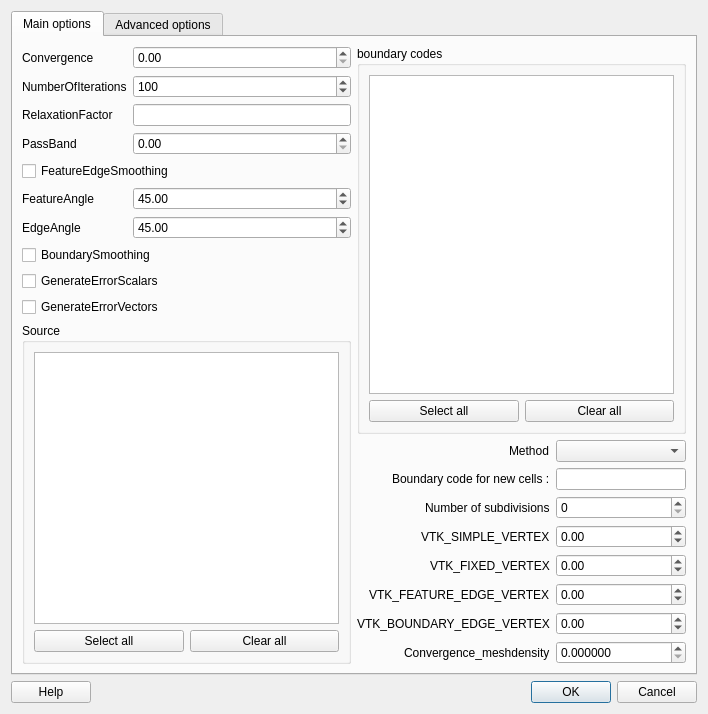
Before: the Qt Designer form guismoothsurface.ui in enGits/engrid, drawn with Qt 5.
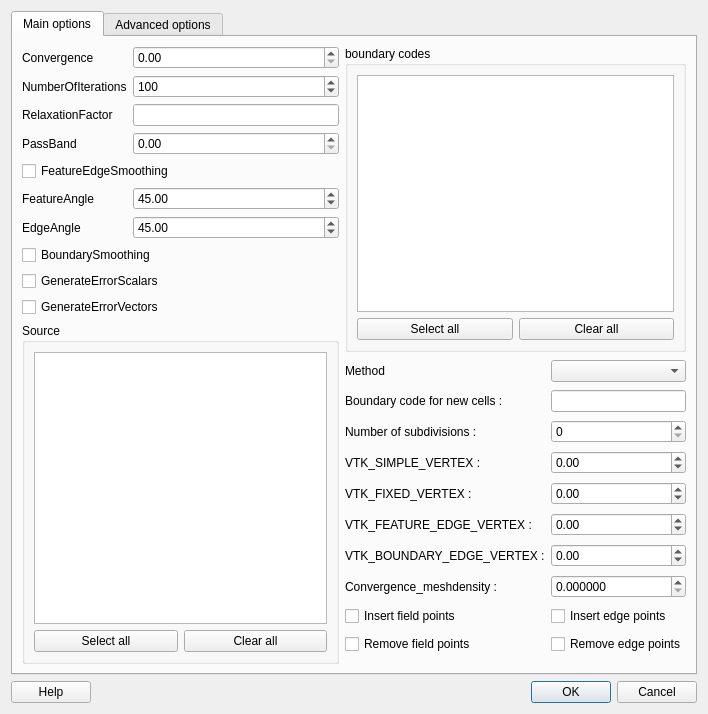
After: the same form once the commit is applied. Icons and pictures are not drawn.

Commit message: Added possibility to activate/deactivate insertion/removal of field/edge points

The edit to the form file:
```diff
--- a/guismoothsurface.ui
+++ b/guismoothsurface.ui
@@ -239,7 +239,7 @@
             <enum>QFormLayout::AllNonFixedFieldsGrow</enum>
            </property>
            <property name="labelAlignment" >
-            <set>Qt::AlignRight|Qt::AlignTrailing|Qt::AlignVCenter</set>
+            <set>Qt::AlignLeading|Qt::AlignLeft|Qt::AlignVCenter</set>
            </property>
            <item row="0" column="0" >
             <widget class="QLabel" name="label_3" >
@@ -280,7 +280,7 @@
            <item row="2" column="0" >
             <widget class="QLabel" name="label_2" >
              <property name="text" >
-              <string>Number of subdivisions</string>
+              <string>Number of subdivisions :</string>
              </property>
             </widget>
            </item>
@@ -290,7 +290,7 @@
            <item row="3" column="0" >
             <widget class="QLabel" name="label_5" >
              <property name="text" >
-              <string>VTK_SIMPLE_VERTEX</string>
+              <string>VTK_SIMPLE_VERTEX :</string>
              </property>
             </widget>
            </item>
@@ -304,21 +304,21 @@
            <item row="4" column="0" >
             <widget class="QLabel" name="label_6" >
              <property name="text" >
-              <string>VTK_FIXED_VERTEX</string>
+              <string>VTK_FIXED_VERTEX :</string>
              </property>
             </widget>
            </item>
            <item row="5" column="0" >
             <widget class="QLabel" name="label_7" >
              <property name="text" >
-              <string>VTK_FEATURE_EDGE_VERTEX</string>
+              <string>VTK_FEATURE_EDGE_VERTEX :</string>
              </property>
             </widget>
            </item>
            <item row="6" column="0" >
             <widget class="QLabel" name="label_9" >
              <property name="text" >
-              <string>VTK_BOUNDARY_EDGE_VERTEX</string>
+              <string>VTK_BOUNDARY_EDGE_VERTEX :</string>
              </property>
             </widget>
            </item>
@@ -346,7 +346,7 @@
            <item row="7" column="0" >
             <widget class="QLabel" name="label_10" >
              <property name="text" >
-              <string>Convergence_meshdensity</string>
+              <string>Convergence_meshdensity :</string>
              </property>
             </widget>
            </item>
@@ -360,6 +360,40 @@
              </property>
             </widget>
            </item>
+           <item row="8" column="0" >
+            <widget class="QCheckBox" name="checkBox_insert_FP" >
+             <property name="sizePolicy" >
+              <sizepolicy vsizetype="Expanding" hsizetype="Expanding" >
+               <horstretch>0</horstretch>
+               <verstretch>0</verstretch>
+              </sizepolicy>
+             </property>
+             <property name="text" >
+              <string>Insert field points</string>
+             </property>
+            </widget>
+           </item>
+           <item row="9" column="0" >
+            <widget class="QCheckBox" name="checkBox_remove_FP" >
+             <property name="text" >
+              <string>Remove field points</string>
+             </property>
+            </widget>
+           </item>
+           <item row="8" column="1" >
+            <widget class="QCheckBox" name="checkBox_insert_EP" >
+             <property name="text" >
+              <string>Insert edge points</string>
+             </property>
+            </widget>
+           </item>
+           <item row="9" column="1" >
+            <widget class="QCheckBox" name="checkBox_remove_EP" >
+             <property name="text" >
+              <string>Remove edge points</string>
+             </property>
+            </widget>
+           </item>
           </layout>
          </item>
         </layout>
```
The commit also changes 3 other files.
